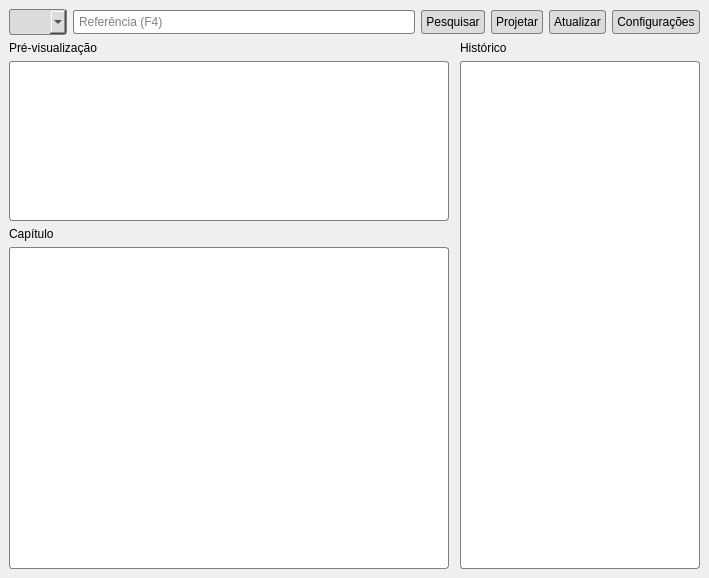
This is src/ui/main/window.ui in luanws/bible-projector as Qt 5 draws it before an edit. The edited form follows.
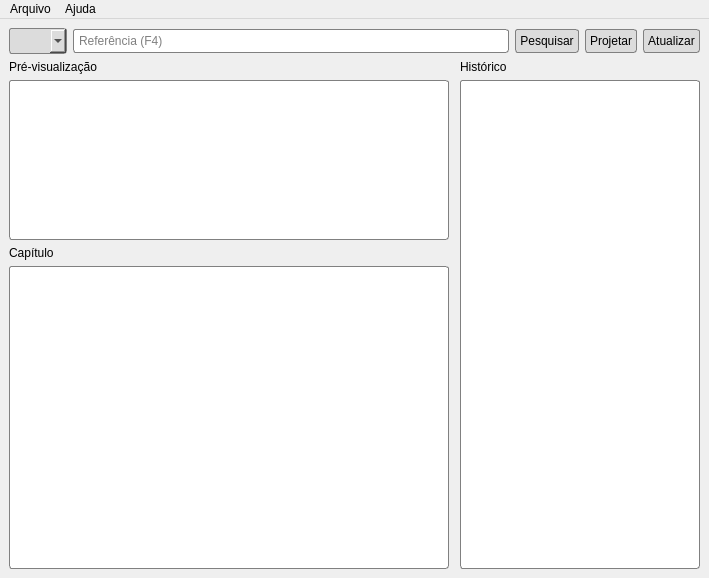
This is the edited form.

Commit message: feat(main): menu

What changed in the file:
```diff
--- a/src/ui/main/window.ui
+++ b/src/ui/main/window.ui
@@ -129,32 +129,6 @@
         </property>
        </widget>
       </item>
-      <item>
-       <widget class="QPushButton" name="settings_button">
-        <property name="cursor">
-         <cursorShape>PointingHandCursor</cursorShape>
-        </property>
-        <property name="styleSheet">
-         <string notr="true">* {
-	border-style: solid;
-	border-color: gray;
-	border-width: 1px;
-	border-radius: 3px;
-	padding: 4px;
-	background-color: rgb(220, 220, 220);
-	color: black;
-}
-
-*:hover {
-	background-color: gray;
-	color: white;
-}</string>
-        </property>
-        <property name="text">
-         <string>Configurações</string>
-        </property>
-       </widget>
-      </item>
      </layout>
     </item>
     <item>
@@ -273,6 +247,33 @@
     </item>
    </layout>
   </widget>
+  <widget class="QMenuBar" name="menubar">
+   <property name="geometry">
+    <rect>
+     <x>0</x>
+     <y>0</y>
+     <width>709</width>
+     <height>21</height>
+    </rect>
+   </property>
+   <widget class="QMenu" name="menuArquivo">
+    <property name="title">
+     <string>Arquivo</string>
+    </property>
+    <addaction name="action_settings"/>
+    <addaction name="separator"/>
+    <addaction name="action_quit"/>
+   </widget>
+   <widget class="QMenu" name="menuAjuda">
+    <property name="title">
+     <string>Ajuda</string>
+    </property>
+    <addaction name="actionVerificar_se_h_atualiza_es"/>
+    <addaction name="action_about"/>
+   </widget>
+   <addaction name="menuArquivo"/>
+   <addaction name="menuAjuda"/>
+  </widget>
   <action name="actionSair">
    <property name="text">
     <string>Sair</string>
```
Left out of the diff: 20 changed lines with no effect on the pictures. The commit also changes 2 other files.
